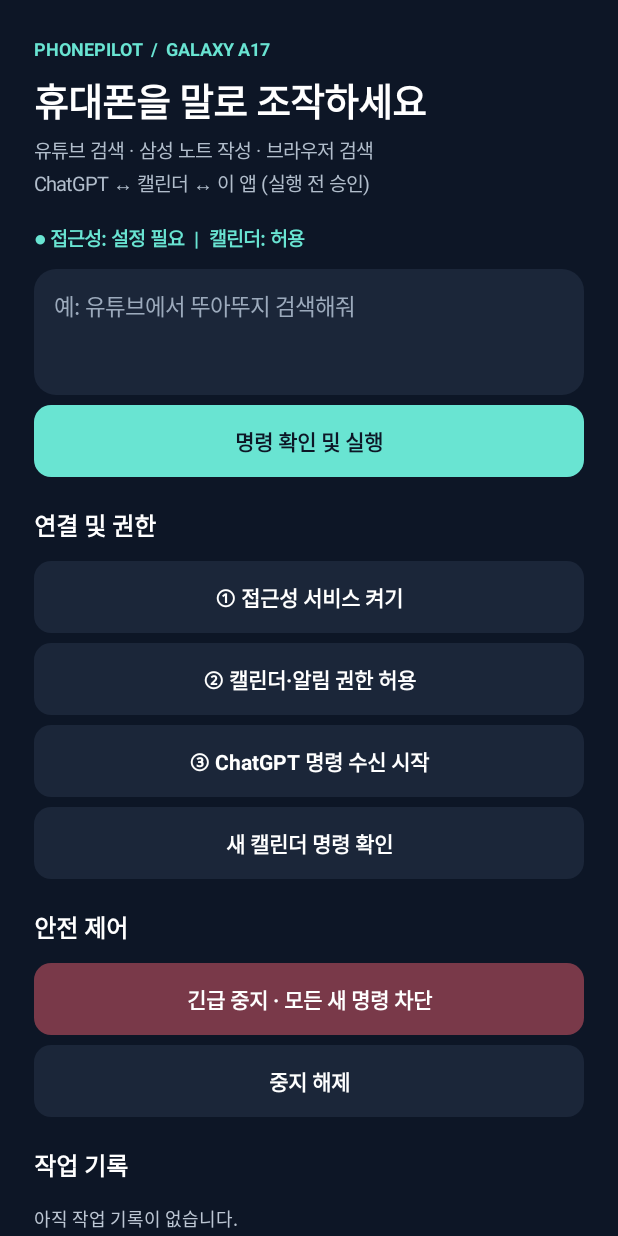
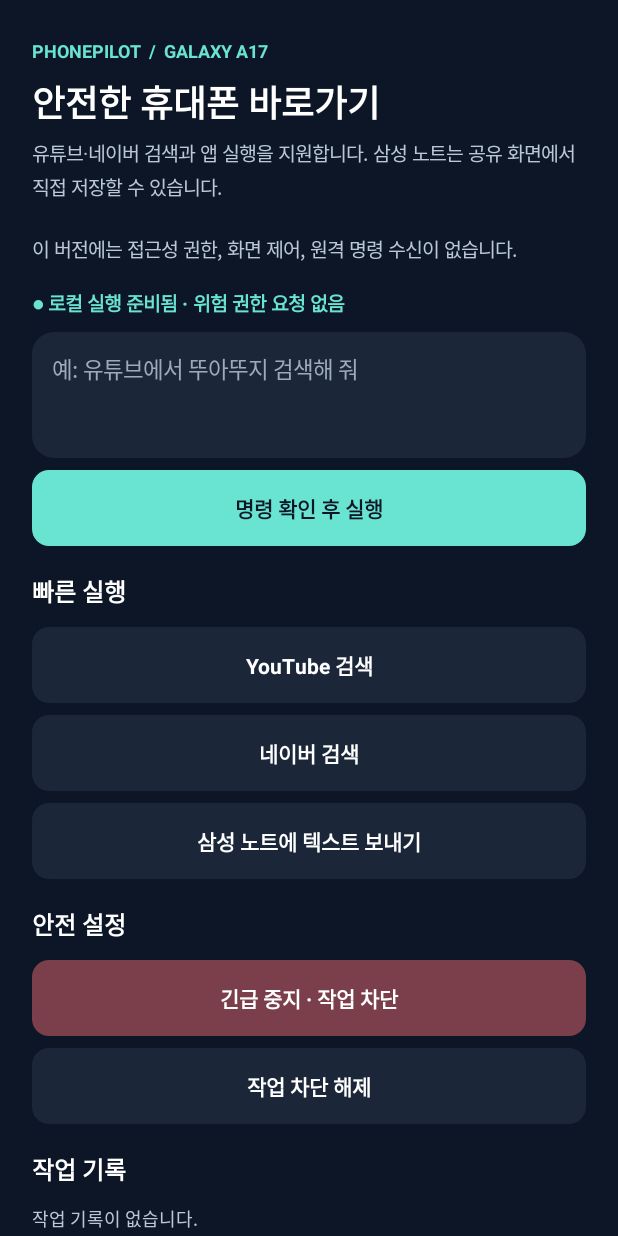
Before and after one commit to sejunpretty12345/pc-remote-updates, an Android app: the screen it shows after launch (MainActivity), on a phone screen of 412 x 824 dp. Run offline under Robolectric (Android 15) with nearby library versions, the phone set to English and light mode, and no system bars.

Commit message:
Create permission-minimized PhonePilot Lite without AccessibilityService

```diff
--- a/PhonePilotA17/app/build.gradle
+++ b/PhonePilotA17/app/build.gradle
@@ -7,8 +7,8 @@ android {
         applicationId 'com.phonepilot.a17'
         minSdk 28
         targetSdk 35
-        versionCode 2
-        versionName '0.1.1'
+        versionCode 3
+        versionName '0.2.0-lite'
     }
     compileOptions { sourceCompatibility JavaVersion.VERSION_17; targetCompatibility JavaVersion.VERSION_17 }
 }
--- a/PhonePilotA17/app/src/main/java/com/phonepilot/a17/MainActivity.java
+++ b/PhonePilotA17/app/src/main/java/com/phonepilot/a17/MainActivity.java
@@ -1,100 +1,143 @@
 package com.phonepilot.a17;
 
-import android.Manifest;
-import android.app.*;
-import android.content.*;
-import android.content.pm.PackageManager;
+import android.app.Activity;
+import android.app.AlertDialog;
+import android.os.Bundle;
 import android.graphics.Color;
 import android.graphics.Typeface;
 import android.graphics.drawable.GradientDrawable;
-import android.os.Build;
-import android.os.Bundle;
-import android.provider.Settings;
 import android.text.InputType;
-import android.view.*;
-import android.widget.*;
+import android.view.Gravity;
+import android.widget.EditText;
+import android.widget.LinearLayout;
+import android.widget.ScrollView;
+import android.widget.TextView;
+import android.widget.Toast;
 
-public class MainActivity extends Activity {
-    private final int NAVY=Color.rgb(13,22,38), PANEL=Color.rgb(27,38,57), CYAN=Color.rgb(105,228,210);
+public final class MainActivity extends Activity {
+    private final int navy=Color.rgb(13,22,38);
+    private final int panel=Color.rgb(27,38,57);
+    private final int cyan=Color.rgb(105,228,210);
     private EditText editor;
-    private TextView status,log;
-    private boolean showedPending=false;
+    private TextView status;
+    private TextView log;
 
-    @Override public void onCreate(Bundle b){super.onCreate(b);getWindow().setStatusBarColor(NAVY);getWindow().setNavigationBarColor(NAVY);buildUi();}
-    private GradientDrawable bg(int color,int radius){GradientDrawable d=new GradientDrawable();d.setColor(color);d.setCornerRadius(radius);return d;}
-    private void buildUi(){
-        ScrollView scroll=new ScrollView(this);scroll.setFillViewport(true);scroll.setBackgroundColor(NAVY);
-        LinearLayout root=new LinearLayout(this);root.setOrientation(LinearLayout.VERTICAL);root.setPadding(34,36,34,52);
-        scroll.addView(root);setContentView(scroll);
-        TextView kicker=text("PHONEPILOT  /  GALAXY A17",12,CYAN,true);root.addView(kicker);
-        TextView title=text("휴대폰을 말로 조작하세요",25,Color.WHITE,true);title.setPadding(0,12,0,8);root.addView(title);
-        TextView sub=text("유튜브 검색 · 삼성 노트 작성 · 브라우저 검색\nChatGPT ↔ 캘린더 ↔ 이 앱 (실행 전 승인)",13,0xffb1bdcb,false);sub.setLineSpacing(4,1.05f);root.addView(sub);
-        status=text("연결 상태 확인 중",13,CYAN,true);status.setPadding(0,26,0,16);root.addView(status);
-        editor=new EditText(this);editor.setTextColor(Color.WHITE);editor.setHintTextColor(0xff9caabc);editor.setHint("예: 유튜브에서 뚜아뚜지 검색해줘");editor.setTextSize(15);editor.setMinLines(3);editor.setGravity(Gravity.TOP);editor.setInputType(InputType.TYPE_CLASS_TEXT|InputType.TYPE_TEXT_FLAG_MULTI_LINE);editor.setPadding(20,20,20,20);editor.setBackground(bg(PANEL,22));root.addView(editor,new LinearLayout.LayoutParams(-1,-2));
-        button(root,"명령 확인 및 실행",CYAN,NAVY,()->{
-            try{approve(PilotCommand.fromText(editor.getText().toString()),false);}catch(Exception e){toast(e.getMessage());}
+    @Override public void onCreate(Bundle saved) {
+        super.onCreate(saved);
+        getWindow().setStatusBarColor(navy);
+        getWindow().setNavigationBarColor(navy);
+        showUi();
+    }
+
+    private GradientDrawable bg(int color,int radius) {
+        GradientDrawable d=new GradientDrawable();
+        d.setColor(color);
+        d.setCornerRadius(radius);
+        return d;
+    }
+    private TextView text(String value,int size,int color,boolean bold) {
+        TextView v=new TextView(this);
+        v.setText(value);
+        v.setTextSize(size);
+        v.setTextColor(color);
+        if(bold)v.setTypeface(null,Typeface.BOLD);
+        return v;
+    }
+    private void button(LinearLayout parent,String title,int color,int fg,Runnable action) {
+        TextView v=text(title,14,fg,true);
+        v.setGravity(Gravity.CENTER);
+        v.setBackground(bg(color,17));
+        v.setPadding(16,22,16,22);
+        LinearLayout.LayoutParams params=new LinearLayout.LayoutParams(-1,-2);
+        params.topMargin=12;
+        parent.addView(v,params);
+        v.setOnClickListener(view->action.run());
+    }
+    private void title(LinearLayout parent,String caption) {
+        TextView v=text(caption,16,Color.WHITE,true);
+        v.setPadding(0,27,0,6);
+        parent.addView(v);
+    }
+    private void showUi() {
+        ScrollView scroll=new ScrollView(this);
+        scroll.setFillViewport(true);
+        scroll.setBackgroundColor(navy);
+        LinearLayout root=new LinearLayout(this);
+        root.setOrientation(LinearLayout.VERTICAL);
+        root.setPadding(32,38,32,50);
+        scroll.addView(root);
+        setContentView(scroll);
+        root.addView(text("PHONEPILOT  /  GALAXY A17",12,cyan,true));
+        TextView heading=text("안전한 휴대폰 바로가기",24,Color.WHITE,true);
+        heading.setPadding(0,12,0,10);
+        root.addView(heading);
+        TextView sub=text("유튜브·네이버 검색과 앱 실행을 지원합니다. 삼성 노트는 공유 화면에서 직접 저장할 수 있습니다.\n\n이 버전에는 접근성 권한, 화면 제어, 원격 명령 수신이 없습니다.",13,0xffbac8d6,false);
+        sub.setLineSpacing(4,1.06f);
+        root.addView(sub);
+        status=text("",13,cyan,true);
+        status.setPadding(0,25,0,14);
+        root.addView(status);
+        editor=new EditText(this);
+        editor.setTextColor(Color.WHITE);
+        editor.setHintTextColor(0xff9caabc);
+        editor.setHint("예: 유튜브에서 뚜아뚜지 검색해 줘");
+        editor.setTextSize(15);
+        editor.setMinLines(3);
+        editor.setGravity(Gravity.TOP);
+        editor.setInputType(InputType.TYPE_CLASS_TEXT|InputType.TYPE_TEXT_FLAG_MULTI_LINE);
+        editor.setPadding(20,20,20,20);
+        editor.setBackground(bg(panel,22));
+        root.addView(editor,new LinearLayout.LayoutParams(-1,-2));
+        button(root,"명령 확인 후 실행",cyan,navy,()->{
+            try {
+                PilotCommand command=PilotCommand.fromText(editor.getText().toString());
+                approve(command);
+            } catch(Exception error) {toast(error.getMessage());}
         });
-        addHeading(root,"연결 및 권한");
-        button(root,"① 접근성 서비스 켜기",PANEL,Color.WHITE,()->startActivity(new Intent(Settings.ACTION_ACCESSIBILITY_SETTINGS)));
-        button(root,"② 캘린더·알림 권한 허용",PANEL,Color.WHITE,this::requestRequiredPermissions);
-        button(root,"③ ChatGPT 명령 수신 시작",PANEL,Color.WHITE,()->{
-            if(checkSelfPermission(Manifest.permission.READ_CALENDAR)!=PackageManager.PERMISSION_GRANTED){requestRequiredPermissions();return;}
-            if(Build.VERSION.SDK_INT>=26)startForegroundService(new Intent(this,CalendarBridgeService.class));else startService(new Intent(this,CalendarBridgeService.class));
-            toast("명령 수신 서비스 실행됨");refresh();
+        title(root,"빠른 실행");
+        button(root,"YouTube 검색",panel,Color.WHITE,()->editor.setText("유튜브에서 뚜아뚜지 검색해 줘"));
+        button(root,"네이버 검색",panel,Color.WHITE,()->editor.setText("네이버에서 오늘 날씨 검색해 줘"));
+        button(root,"삼성 노트에 텍스트 보내기",panel,Color.WHITE,()->editor.setText("삼성 노트에 공부 내용 정리해 줘"));
+        title(root,"안전 설정");
+        button(root,"긴급 중지 · 작업 차단",0xff7b3f4c,Color.WHITE,()->{
+            PilotStore.pref(this).edit().putBoolean("stopped",true).apply();
+            PilotStore.log(this,"사용자가 작업 차단");
+            refresh();
         });
-        button(root,"새 캘린더 명령 확인",PANEL,Color.WHITE,()->{toast(CalendarBridgeService.scanCalendar(this));showedPending=false;showPending();refresh();});
-        addHeading(root,"안전 제어");
-        button(root,"긴급 중지 · 모든 새 명령 차단",0xff793949,Color.WHITE,()->{
-            PilotStore.pref(this).edit().putBoolean("stopped",true).remove("pending").apply();
-            if(PilotAccessibilityService.instance!=null)PilotAccessibilityService.instance.stopNote("사용자가 긴급 중지");
-            stopService(new Intent(this,CalendarBridgeService.class));
-            PilotStore.log(this,"긴급 중지 활성화");refresh();
+        button(root,"작업 차단 해제",panel,Color.WHITE,()->{
+            PilotStore.pref(this).edit().putBoolean("stopped",false).apply();
+            PilotStore.log(this,"사용자가 작업 차단 해제");
+            refresh();
         });
-        button(root,"중지 해제",PANEL,Color.WHITE,()->{PilotStore.pref(this).edit().putBoolean("stopped",false).apply();PilotStore.log(this,"긴급 중지 해제");refresh();});
-        addHeading(root,"작업 기록");
-        log=text("",12,0xffbcc6d3,false);log.setPadding(0,14,0,16);root.addView(log);
-        TextView disclaimer=text("이 앱은 미검증 개발 버전입니다. Samsung Notes 화면에 따라 입력이나 저장이 실패할 수 있습니다.\n접근성 서비스는 실행 승인된 작업에만 사용하며 화면 내용을 외부로 전송하지 않습니다.",11,0xff97a5b5,false);root.addView(disclaimer);
+        title(root,"작업 기록");
+        log=text("",12,0xffbac8d6,false);
+        log.setPadding(0,12,0,12);
+        root.addView(log);
+        root.addView(text("Google Play 검증을 받지 않은 시험용 APK입니다. Play Protect가 설치를 차단하면 보안 기능을 끄지 마세요. 현재 ChatGPT와 휴대폰을 직접 연결하는 기능은 포함되지 않습니다.",11,0xffa4b1c1,false));
         refresh();
     }
-    private TextView text(String s,int size,int color,boolean bold){TextView v=new TextView(this);v.setText(s);v.setTextColor(color);v.setTextSize(size);if(bold)v.setTypeface(null,Typeface.BOLD);return v;}
-    private void addHeading(LinearLayout p,String s){TextView t=text(s,16,Color.WHITE,true);t.setPadding(0,30,0,8);p.addView(t);}
-    private void button(LinearLayout p,String label,int bg,int foreground,Runnable task){
-        TextView b=text(label,14,foreground,true);b.setGravity(Gravity.CENTER);b.setBackground(bg(bg,17));b.setPadding(14,20,14,20);
-        LinearLayout.LayoutParams lp=new LinearLayout.LayoutParams(-1,-2);lp.topMargin=10;p.addView(b,lp);b.setOnClickListener(v->task.run());
-    }
-    private void requestRequiredPermissions(){
-        if(Build.VERSION.SDK_INT>=33)requestPermissions(new String[]{Manifest.permission.READ_CALENDAR,Manifest.permission.POST_NOTIFICATIONS},42);
-        else requestPermissions(new String[]{Manifest.permission.READ_CALENDAR},42);
-    }
-    @Override public void onRequestPermissionsResult(int code,String[] permissions,int[] results){super.onRequestPermissionsResult(code,permissions,results);refresh();}
-    @Override public void onResume(){super.onResume();refresh();showPending();}
-    @Override protected void onNewIntent(Intent intent){super.onNewIntent(intent);showedPending=false;showPending();}
-    private void refresh(){
-        if(status==null)return;
-        status.setText(PilotStore.stopped(this)?"● 긴급 중지 활성화":
-            "● 접근성: "+(PilotAccessibilityService.instance!=null?"연결됨":"설정 필요")+"  |  캘린더: "+
-            (checkSelfPermission(Manifest.permission.READ_CALENDAR)==PackageManager.PERMISSION_GRANTED?"허용":"권한 필요"));
-        if(log!=null)log.setText(PilotStore.pref(this).getString("log","아직 작업 기록이 없습니다."));
-    }
-    private void showPending(){
-        if(showedPending||PilotStore.stopped(this))return;
-        String payload=PilotStore.pref(this).getString("pending",null);
-        if(payload==null)return;
-        try{showedPending=true;approve(PilotCommand.fromJson(payload),true);}
-        catch(Exception ex){PilotStore.pref(this).edit().remove("pending").apply();toast("명령 확인 실패: "+ex.getMessage());}
-    }
-    private void approve(PilotCommand task, boolean fromCalendar){
-        if(PilotStore.stopped(this)){toast("긴급 중지를 먼저 해제해 주세요");return;}
-        new AlertDialog.Builder(this).setTitle("이 작업을 실행할까요?")
-            .setMessage(task.summary()+"\n\n실행 전 승인이 필요합니다.")
-            .setPositiveButton("승인 및 실행",(d,w)->{
-                if(fromCalendar)PilotStore.pref(this).edit().remove("pending").apply();
-                String result=TaskExecutor.run(this,task);toast(result);refresh();
+    private void approve(PilotCommand command) {
+        if(PilotStore.stopped(this)) {
+            toast("긴급 중지 중입니다. 먼저 차단을 해제해 주세요.");
+            return;
+        }
+        new AlertDialog.Builder(this)
+            .setTitle("작업을 실행할까요?")
+            .setMessage(command.summary()+"\n\n승인하면 해당 앱이나 공유 화면이 열립니다.")
+            .setPositiveButton("승인",(dialog,which)->{
+                String result=TaskExecutor.run(this,command);
+                toast(result);
+                refresh();
             })
-            .setNegativeButton("취소",(d,w)->{
-                if(fromCalendar)PilotStore.pref(this).edit().remove("pending").apply();
-                PilotStore.log(this,"작업 취소: "+task.type);refresh();
+            .setNegativeButton("취소",(dialog,which)->{
+                PilotStore.log(this,"작업 취소");
+                refresh();
             }).show();
     }
-    private void toast(String s){Toast.makeText(this,s,Toast.LENGTH_LONG).show();}
+    private void refresh() {
+        if(status!=null)status.setText(PilotStore.stopped(this)?"● 긴급 중지 상태":"● 로컬 실행 준비됨 · 위험 권한 요청 없음");
+        if(log!=null)log.setText(PilotStore.pref(this).getString("log","작업 기록이 없습니다."));
+    }
+    private void toast(String s) {Toast.makeText(this,s,Toast.LENGTH_LONG).show();}
+    @Override protected void onResume() {super.onResume();refresh();}
 }
```
Also changed, not shown: PhonePilotA17/app/src/main/AndroidManifest.xml (+23 -17 lines), PhonePilotA17/app/src/main/java/com/phonepilot/a17/CalendarBridgeService.java (deleted, +0 -82 lines), PhonePilotA17/app/src/main/java/com/phonepilot/a17/PilotAccessibilityService.java (deleted, +0 -106 lines), PhonePilotA17/app/src/main/java/com/phonepilot/a17/PilotCommand.java (+39 -41 lines), PhonePilotA17/app/src/main/java/com/phonepilot/a17/TaskExecutor.java (+54 -49 lines), PhonePilotA17/app/src/main/res/xml/accessibility.xml (deleted, +0 -9 lines), 2 other files.
